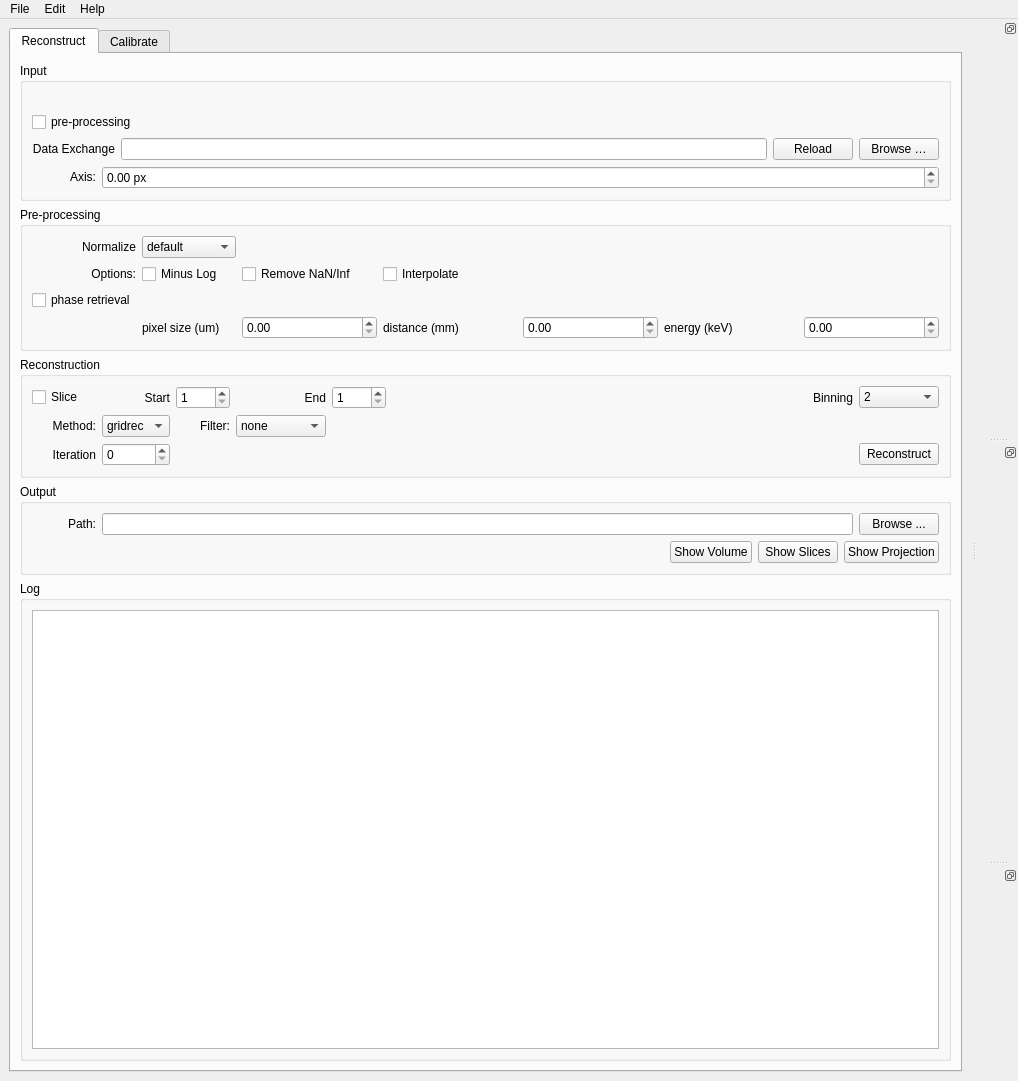
Before: the Qt Designer form ufot/gui.ui in tomography/tomopy-gui, drawn with Qt 5.
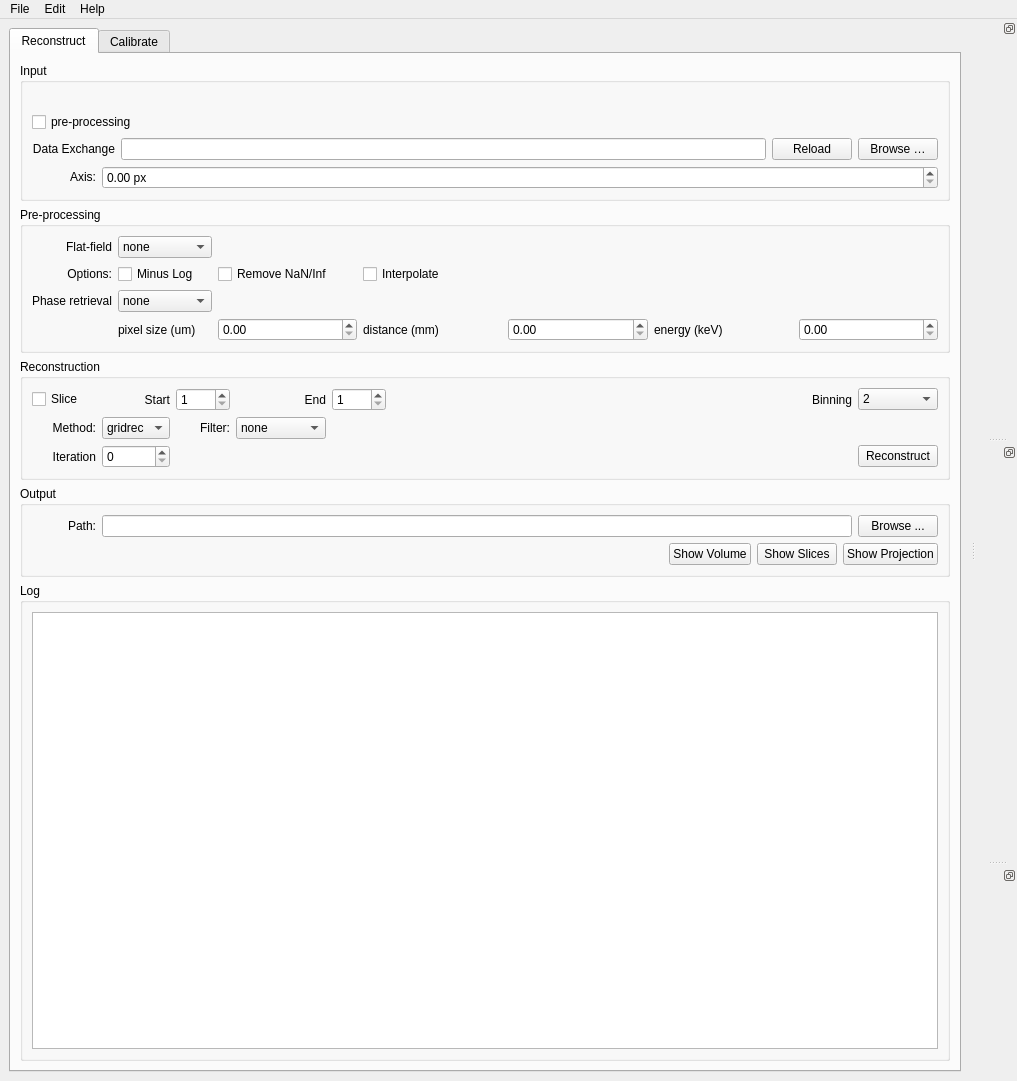
After: the same form once the commit is applied. The open tabs and pages were chosen to show the change.

Commit message: cleaned up phase retrieval method selection

What changed in the file:
```diff
--- a/ufot/gui.ui
+++ b/ufot/gui.ui
@@ -6,7 +6,7 @@
    <rect>
     <x>0</x>
     <y>0</y>
-    <width>1018</width>
+    <width>1017</width>
     <height>1081</height>
    </rect>
   </property>
@@ -280,7 +280,12 @@
                </property>
                <item>
                 <property name="text">
-                 <string>default</string>
+                 <string>none</string>
+                </property>
+               </item>
+               <item>
+                <property name="text">
+                 <string>average</string>
                 </property>
                </item>
                <item>
@@ -335,13 +340,6 @@
                </item>
               </layout>
              </item>
-             <item row="2" column="0">
-              <widget class="QCheckBox" name="phase_correction_box">
-               <property name="text">
-                <string>phase retrieval</string>
-               </property>
-              </widget>
-             </item>
              <item row="3" column="3">
               <widget class="QDoubleSpinBox" name="pixel_size_box">
                <property name="minimum">
@@ -364,7 +362,7 @@
                 </size>
                </property>
                <property name="text">
-                <string>Normalize</string>
+                <string>Flat-field</string>
                </property>
                <property name="alignment">
                 <set>Qt::AlignRight|Qt::AlignTrailing|Qt::AlignVCenter</set>
@@ -474,6 +472,30 @@
                </property>
               </spacer>
              </item>
+             <item row="2" column="2">
+              <widget class="QComboBox" name="phase_method_box">
+               <item>
+                <property name="text">
+                 <string>none</string>
+                </property>
+               </item>
+               <item>
+                <property name="text">
+                 <string>paganin</string>
+                </property>
+               </item>
+              </widget>
+             </item>
+             <item row="2" column="0">
+              <widget class="QLabel" name="phare_method_label">
+               <property name="text">
+                <string>Phase retrieval</string>
+               </property>
+               <property name="alignment">
+                <set>Qt::AlignRight|Qt::AlignTrailing|Qt::AlignVCenter</set>
+               </property>
+              </widget>
+             </item>
             </layout>
            </item>
           </layout>
@@ -1263,8 +1285,8 @@
     <rect>
      <x>0</x>
      <y>0</y>
-     <width>1018</width>
-     <height>22</height>
+     <width>1017</width>
+     <height>27</height>
     </rect>
    </property>
    <property name="sizePolicy">
```
Left out of the diff: 21 changed lines with no effect on the pictures. The commit also changes 4 other files.
